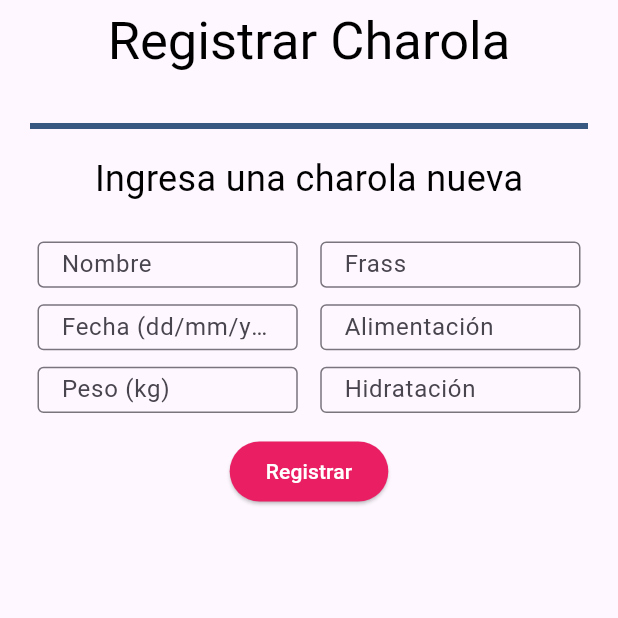
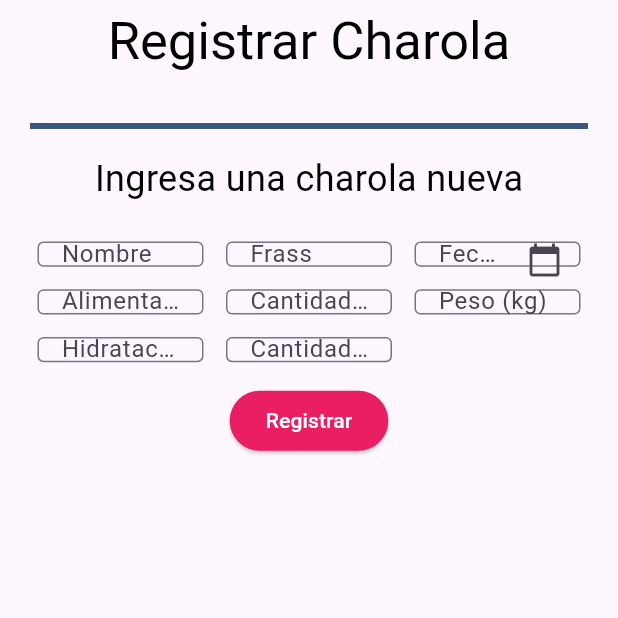
Before and after one commit to CodeAnd-Co/TECH-NEBRIOS-FLUTTER, a Flutter app: the screen it shows after launch, after a tap on "Registrar", on a phone screen of 412 x 824 dp, the top half of it. Run offline on Flutter 3.47's test engine with Material 3 defaults, Android fonts, the phone set to English and light mode, and no system bars.

Commit message:
Add more inputs on the view

```diff
--- a/tech_nebrios_tracker/lib/data/models/charola_model.dart
+++ b/tech_nebrios_tracker/lib/data/models/charola_model.dart
@@ -3,15 +3,19 @@ class CharolaModel {
   String frass;
   DateTime fecha;
   String comida;
+  double cantidadComida;
   double peso;
   String hidratacion;
+  double cantidadHidratacion;
 
   CharolaModel({
     required this.nombre,
     required this.frass,
     required this.fecha,
     required this.comida,
+    required this.cantidadComida,
     required this.peso,
     required this.hidratacion,
+    required this.cantidadHidratacion,
   });
 }
--- a/tech_nebrios_tracker/lib/framework/viewmodels/registrar_charola_viewmodel.dart
+++ b/tech_nebrios_tracker/lib/framework/viewmodels/registrar_charola_viewmodel.dart
@@ -6,8 +6,10 @@ class RegistrarCharolaViewModel extends ChangeNotifier {
   final frassController = TextEditingController();
   final fechaController = TextEditingController();
   final comidaController = TextEditingController();
+  final cantidadComidaController = TextEditingController();
   final pesoController = TextEditingController();
   final hidratacionController = TextEditingController();
+  final cantidadHidratacionController = TextEditingController();
 
   void registrarCharola() {
     // Aquí puedes manejar la lógica para guardar los datos
@@ -16,8 +18,11 @@ class RegistrarCharolaViewModel extends ChangeNotifier {
       frass: frassController.text,
       fecha: DateTime.tryParse(fechaController.text) ?? DateTime.now(),
       comida: comidaController.text,
+      cantidadComida: double.tryParse(cantidadComidaController.text) ?? 0.0,
       peso: double.tryParse(pesoController.text) ?? 0.0,
       hidratacion: hidratacionController.text,
+      cantidadHidratacion:
+          double.tryParse(cantidadHidratacionController.text) ?? 0.0,
     );
 
     // Simulación: imprimir en consola
@@ -28,8 +33,10 @@ class RegistrarCharolaViewModel extends ChangeNotifier {
     frassController.clear();
     fechaController.clear();
     comidaController.clear();
+    cantidadComidaController.clear();
     pesoController.clear();
     hidratacionController.clear();
+    cantidadHidratacionController.clear();
 
     notifyListeners();
   }
@@ -40,8 +47,10 @@ class RegistrarCharolaViewModel extends ChangeNotifier {
     frassController.dispose();
     fechaController.dispose();
     comidaController.dispose();
+    cantidadComidaController.dispose();
     pesoController.dispose();
     hidratacionController.dispose();
+    cantidadHidratacionController.dispose();
     super.dispose();
   }
 }
--- a/tech_nebrios_tracker/lib/framework/views/registrar_charola_view.dart
+++ b/tech_nebrios_tracker/lib/framework/views/registrar_charola_view.dart
@@ -41,9 +41,9 @@ class RegistrarCharolaView extends StatelessWidget {
               ),
               const SizedBox(height: 20),
               GridView.count(
-                crossAxisCount: 2,
+                crossAxisCount: 3,
                 crossAxisSpacing: 5,
-                mainAxisSpacing: 1,
+                mainAxisSpacing: 5,
                 childAspectRatio: 4.5,
                 shrinkWrap: true, // Importante para evitar conflictos de tamaño
                 physics:
@@ -54,13 +54,18 @@ class RegistrarCharolaView extends StatelessWidget {
                     viewModel.nombreController,
                   ),
                   _buildTextFieldContainer('Frass', viewModel.frassController),
-                  _buildTextFieldContainer(
+                  _buildDateFieldContainer(
                     'Fecha (dd/mm/yyyy)',
                     viewModel.fechaController,
+                    context,
                   ),
                   _buildTextFieldContainer(
                     'Alimentación',
                     viewModel.comidaController,
+                  ),
+                  _buildTextFieldContainer(
+                    'Cantidad de alimento (Kg)',
+                    viewModel.cantidadComidaController,
                   ),
                   _buildTextFieldContainer(
                     'Peso (kg)',
@@ -70,6 +75,10 @@ class RegistrarCharolaView extends StatelessWidget {
                   _buildTextFieldContainer(
                     'Hidratación',
                     viewModel.hidratacionController,
+                  ),
+                  _buildTextFieldContainer(
+                    'Cantidad de hidratación (litros)',
+                    viewModel.cantidadHidratacionController,
                   ),
                 ],
               ),
@@ -85,6 +94,41 @@ class RegistrarCharolaView extends StatelessWidget {
             ],
           ),
         ),
+      ),
+    );
+  }
+
+  Widget _buildDateFieldContainer(
+    String label,
+    TextEditingController controller,
+    BuildContext context,
+  ) {
+    return Container(
+      margin: const EdgeInsets.all(5), // Margen alrededor del TextField
+      child: TextField(
+        controller: controller,
+        readOnly: true, // Evita que el usuario escriba manualmente
+        decoration: InputDecoration(
+          labelText: label,
+          border: const OutlineInputBorder(),
+          suffixIcon: const Icon(Icons.calendar_today), // Ícono de calendario
+        ),
+        onTap: () async {
+          // Mostrar el selector de fecha
+          DateTime? pickedDate = await showDatePicker(
+            context: context,
+            initialDate: DateTime.now(), // Fecha inicial
+            firstDate: DateTime(2000), // Fecha mínima
+            lastDate: DateTime(2100), // Fecha máxima
+          );
+
+          if (pickedDate != null) {
+            // Formatear la fecha seleccionada
+            String formattedDate =
+                "${pickedDate.day}/${pickedDate.month}/${pickedDate.year}";
+            controller.text = formattedDate; // Actualizar el TextField
+          }
+        },
       ),
     );
   }
```
